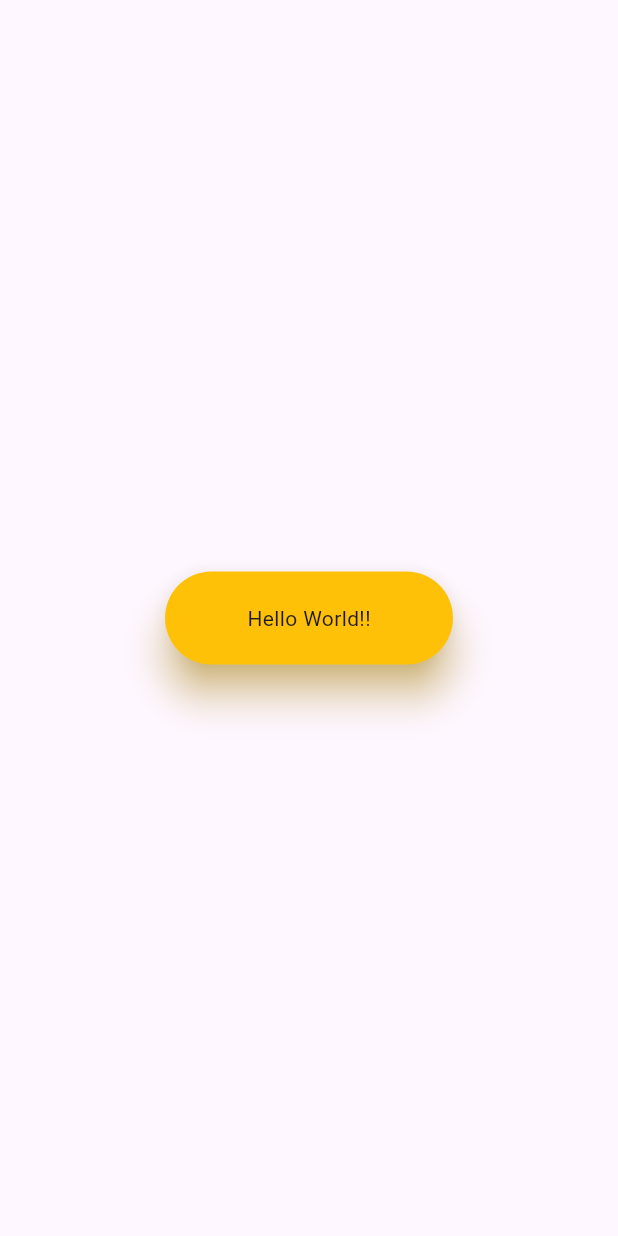
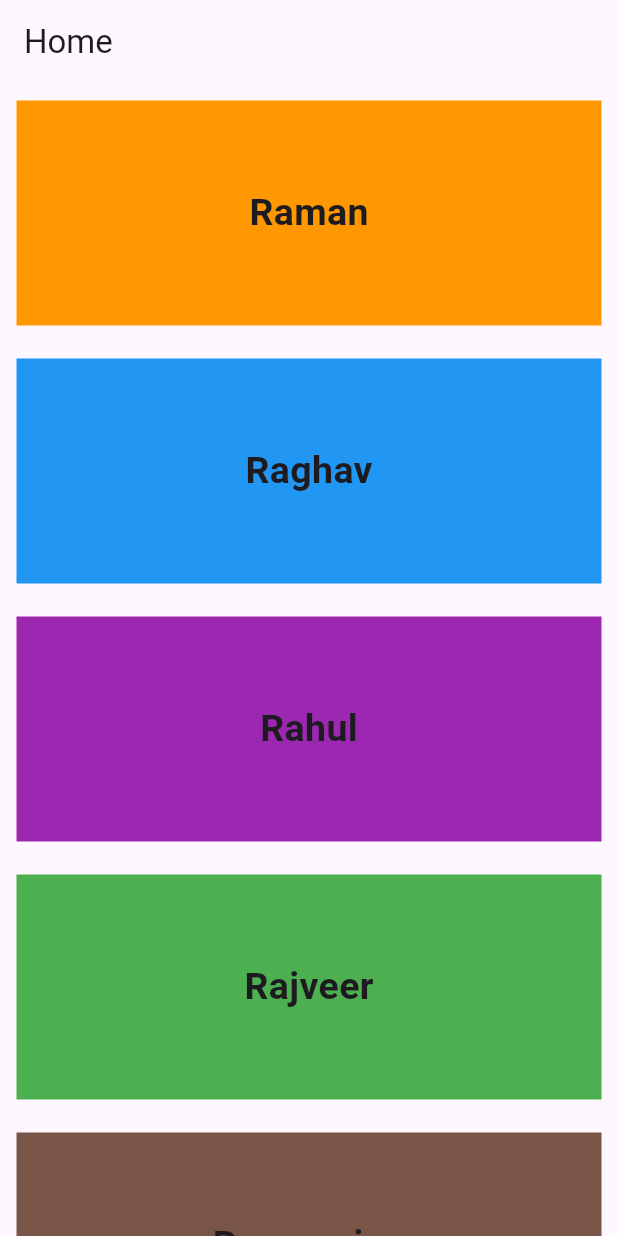
Before and after one commit to raunak2909/first_ui_cohort_10, a Flutter app: the screen it shows after launch, on a phone screen of 412 x 824 dp. Run offline on Flutter 3.47's test engine with Material 3 defaults, Android fonts, the light colour scheme and no system bars.

Commit message:
stack, positioned, shadow, gradient, list_design using column and scsv with color code implementation

```diff
--- a/lib/home_page.dart
+++ b/lib/home_page.dart
@@ -1,13 +1,190 @@
 import 'package:flutter/material.dart';
 
 class HomePage extends StatelessWidget {
-  const HomePage({super.key});
+
+  List<Map<String, dynamic>> whatsappData = [
+    {
+      "name" : "Rajeev",
+      "profilePicUrl" : "",
+      "lastMsg" : "Hi",
+      "unReadCount": 1,
+      "isPinned" : true,
+      "time" : "10:00 AM",
+      "isStory" : false,
+      "isGroup" : true,
+      "groupMsgFromContact" : "Sam",
+      "msgType" : "text", ///text, image, video, audio, gif
+      "readStatus" : "read" ///read(blue ticks), sent (single tick), delivered(double tick), sending(cross),
+    }
+  ];
+
+  List<Map<String, dynamic>> mData = [
+    {
+      "name" : "Raman",
+      "bgColor" : Colors.orange
+    },
+    {
+      "name" : "Raghav",
+      "bgColor" : Colors.blue
+    },
+    {
+      "name" : "Rahul",
+      "bgColor" : Colors.purple
+    },
+    {
+      "name" : "Rajveer",
+      "bgColor" : Colors.green
+    },
+    {
+      "name" : "Ramanujan",
+      "bgColor" : Colors.brown
+    },
+    {
+      "name" : "Rajendra",
+      "bgColor" : Colors.yellow
+    },
+    {
+      "name" : "Raj",
+      "bgColor" : Colors.grey
+    },
+    {
+      "name" : "Raman",
+      "bgColor" : Colors.orange
+    },
+    {
+      "name" : "Raghav",
+      "bgColor" : Colors.blue
+    },
+    {
+      "name" : "Rahul",
+      "bgColor" : Colors.purple
+    },
+    {
+      "name" : "Rajveer",
+      "bgColor" : Colors.green
+    },
+    {
+      "name" : "Ramanujan",
+      "bgColor" : Colors.brown
+    },
+    {
+      "name" : "Rajendra",
+      "bgColor" : Colors.yellow
+    },
+    {
+      "name" : "Raj",
+      "bgColor" : Colors.grey
+    },
+  ];
 
   @override
   Widget build(BuildContext context) {
     return Scaffold(
-      body: Center(
-        child: SizedBox(
+      appBar: AppBar(
+        title: Text('Home'),
+      ),
+      body: SingleChildScrollView(
+        child: Column(
+          children: mData.map((element){
+            return Container(
+              margin: EdgeInsets.all(11),
+              width: double.infinity,
+              height: 150,
+              color: element["bgColor"],
+              child: Center(
+                child: Text(element["name"], style: TextStyle(
+                  fontSize: 25,
+                  fontWeight: FontWeight.bold
+                ),),
+              ),
+            );
+          }).toList()
+
+
+          /*List.generate(mData.length, (index){
+            return Container(
+              margin: EdgeInsets.all(11),
+              width: double.infinity,
+              height: 150,
+              color: mData[index]["bgColor"],
+            );
+          })*/
+        ),
+      )
+
+      /*Center(
+        child: Container(
+          decoration: BoxDecoration(
+            color: Color(0xffffffff),
+            gradient: LinearGradient(
+              begin: Alignment.topCenter,
+              end: Alignment.bottomCenter,
+              /*center: Alignment.topRight,
+              radius: 0.5,
+                focalRadius: 0.5,*/
+                ///stops: [0.02, 0.2, 0.7, 1],
+                colors: [
+                  Color(0xffffffff),
+              Color(0xffFEE7DA),
+              Color(0xffFFE8DB),
+              Color(0xffFFF4F0),
+                  Color(0xffffffff),
+            ])
+
+            /*boxShadow: [
+              BoxShadow(
+                color: Colors.grey,
+                blurRadius: 11,
+                spreadRadius: 1,
+                offset: Offset(5, -5)
+              )
+            ]*/
+          ),
+        ),
+      ),*/
+
+     /*Stack(
+          children: [
+            Center(
+              child: Container(
+                width: 300,
+                height: 300,
+                color: Color(0xfff4be07),
+              ),
+            ),
+
+            Positioned(
+              bottom: 100,
+              right: 21,
+              child: Container(
+                width: 200,
+                height: 200,
+                color: Colors.blue
+              ),
+            ),
+
+            Align(
+              alignment: Alignment(0, 0.2),
+              child: Container(
+                  width: 100,
+                  height: 100,
+                  color: Colors.orange
+              ),
+            ),
+
+            Positioned(
+              bottom: 200,
+              left: 100,
+              child: Container(
+                  width: 200,
+                  height: 200,
+                  color: Colors.green
+              ),
+            ),
+          ],
+      )*/
+
+     /*SizedBox(
           width: 200,
           height: 70,
           child: InkWell(
@@ -24,8 +201,7 @@ class HomePage extends StatelessWidget {
               child: Center(child: Text('Hello World!!')),
             ),
           ),
-        ),
-      ),
+        ),*/
      /* body: SingleChildScrollView(
         scrollDirection: Axis.horizontal,
         child: Row(
```
